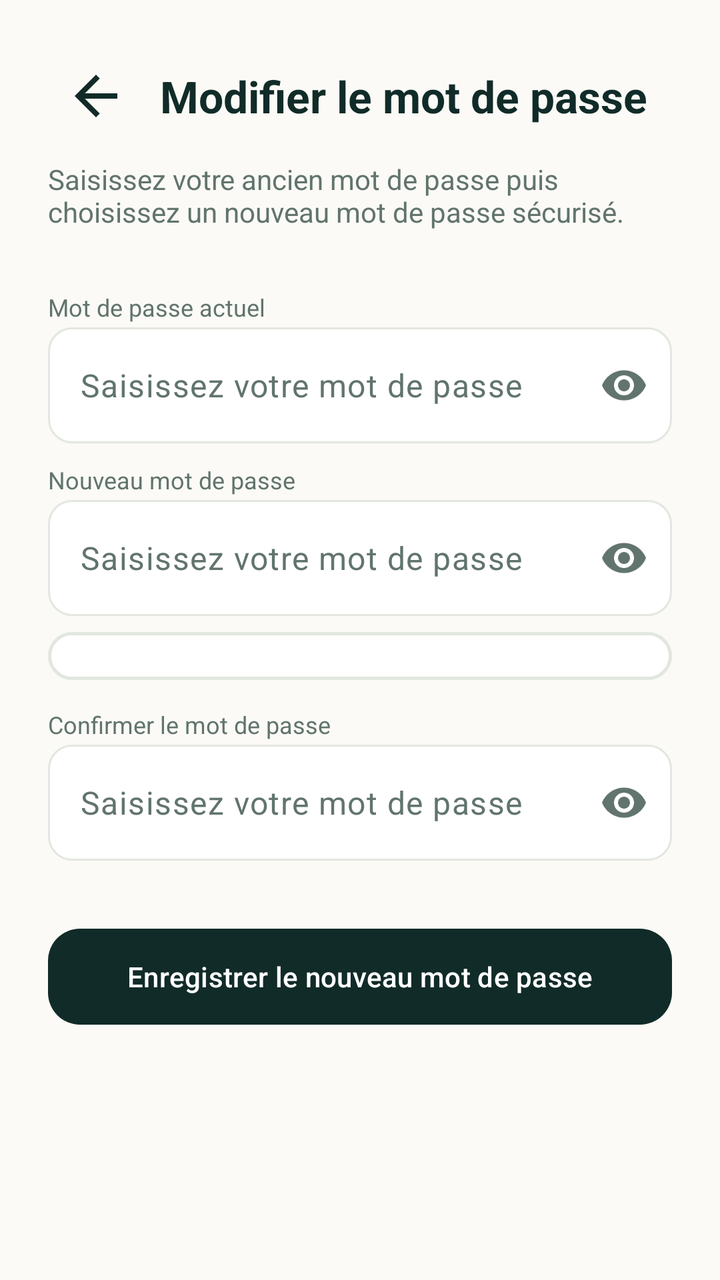
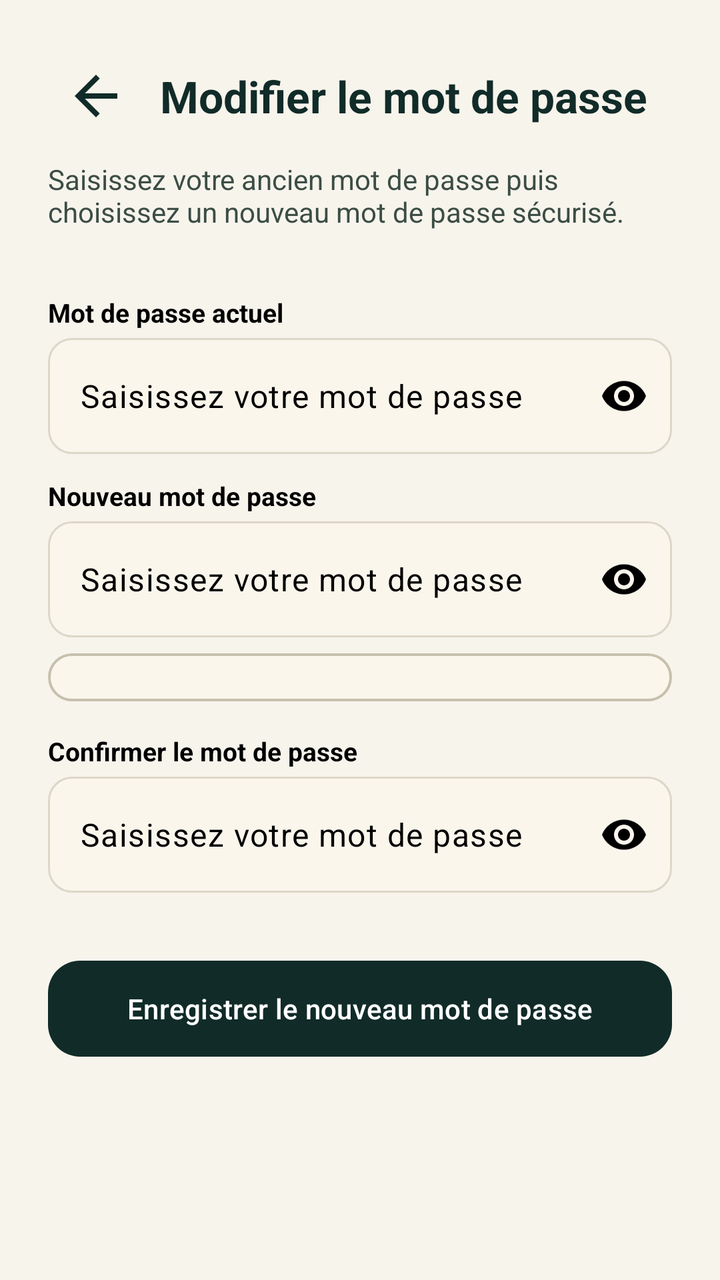

Two renders of the same Android screen: before a commit and after it. Below are the layout's source before the change and the commit's diff.
<!-- AndroidManifest.xml: application theme Theme.Masrouf1 -->
<!-- res/layout/activity_change_password.xml -->
<?xml version="1.0" encoding="utf-8"?>
<ScrollView xmlns:android="http://schemas.android.com/apk/res/android"
    xmlns:app="http://schemas.android.com/apk/res-auto"
    android:layout_width="match_parent"
    android:layout_height="match_parent"
    android:background="@color/cream"
    android:fillViewport="true"
    android:fitsSystemWindows="true">

    <LinearLayout
        android:layout_width="match_parent"
        android:layout_height="wrap_content"
        android:orientation="vertical"
        android:padding="24dp">

        
        <LinearLayout
            android:layout_width="match_parent"
            android:layout_height="wrap_content"
            android:gravity="center_vertical"
            android:orientation="horizontal"
            android:layout_marginBottom="8dp">

            <ImageView
                android:id="@+id/change_password_back"
                android:layout_width="48dp"
                android:layout_height="48dp"
                android:src="@drawable/ic_back"
                android:contentDescription="@string/back"
                android:padding="8dp"
                app:tint="@color/forest" />

            <TextView
                android:layout_width="0dp"
                android:layout_height="wrap_content"
                android:layout_weight="1"
                android:layout_marginStart="8dp"
                android:text="@string/change_password_title"
                android:textColor="@color/forest"
                android:textSize="22sp"
                android:textStyle="bold" />
        </LinearLayout>

        
        <TextView
            android:layout_width="match_parent"
            android:layout_height="wrap_content"
            android:layout_marginBottom="24dp"
            android:text="@string/change_password_desc"
            android:textColor="@color/muted_green"
            android:textSize="14sp" />

        
        <TextView
            style="@style/FormFieldLabel"
            android:labelFor="@id/current_password"
            android:text="@string/current_password" />

        <com.google.android.material.textfield.TextInputLayout
            android:layout_width="match_parent"
            android:layout_height="wrap_content"
            android:layout_marginBottom="4dp"
            app:endIconMode="password_toggle">

            <com.google.android.material.textfield.TextInputEditText
                android:id="@+id/current_password"
                android:layout_width="match_parent"
                android:layout_height="58dp"
                android:hint="@string/hint_password"
                android:inputType="textPassword"
                android:singleLine="true"
                android:textColor="@color/ink" />
        </com.google.android.material.textfield.TextInputLayout>

        
        <TextView
            style="@style/FormFieldLabel"
            android:labelFor="@id/new_password"
            android:text="@string/new_password" />

        <com.google.android.material.textfield.TextInputLayout
            android:layout_width="match_parent"
            android:layout_height="wrap_content"
            android:layout_marginBottom="4dp"
            app:endIconMode="password_toggle">

            <com.google.android.material.textfield.TextInputEditText
                android:id="@+id/new_password"
                android:layout_width="match_parent"
                android:layout_height="58dp"
                android:hint="@string/hint_password"
                android:inputType="textPassword"
                android:singleLine="true"
                android:textColor="@color/ink" />
        </com.google.android.material.textfield.TextInputLayout>

        
        <LinearLayout
            android:id="@+id/password_rules_container"
            android:layout_width="match_parent"
            android:layout_height="wrap_content"
            android:layout_marginTop="4dp"
            android:layout_marginBottom="8dp"
            android:orientation="vertical"
            android:background="@drawable/card_white_rounded"
            android:padding="12dp" />

        
        <TextView
            style="@style/FormFieldLabel"
            android:labelFor="@id/confirm_new_password"
            android:text="@string/confirm_password" />

        <com.google.android.material.textfield.TextInputLayout
            android:layout_width="match_parent"
            android:layout_height="wrap_content"
            android:layout_marginBottom="8dp"
            app:endIconMode="password_toggle">

            <com.google.android.material.textfield.TextInputEditText
                android:id="@+id/confirm_new_password"
                android:layout_width="match_parent"
                android:layout_height="58dp"
                android:hint="@string/hint_password"
                android:inputType="textPassword"
                android:singleLine="true"
                android:textColor="@color/ink" />
        </com.google.android.material.textfield.TextInputLayout>

        
        <com.google.android.material.card.MaterialCardView
            android:id="@+id/change_password_error_card"
            android:layout_width="match_parent"
            android:layout_height="wrap_content"
            android:layout_marginTop="8dp"
            android:visibility="gone"
            app:cardBackgroundColor="@color/danger_surface"
            app:cardCornerRadius="12dp"
            app:cardElevation="0dp"
            app:strokeColor="@color/coral"
            app:strokeWidth="1dp">

            <TextView
                android:id="@+id/change_password_error_text"
                android:layout_width="match_parent"
                android:layout_height="wrap_content"
                android:padding="14dp"
                android:textColor="@color/danger_text"
                android:textSize="14sp" />
        </com.google.android.material.card.MaterialCardView>

        
        <com.google.android.material.card.MaterialCardView
            android:id="@+id/change_password_success_card"
            android:layout_width="match_parent"
            android:layout_height="wrap_content"
            android:layout_marginTop="8dp"
            android:visibility="gone"
            app:cardBackgroundColor="@color/success_surface"
            app:cardCornerRadius="12dp"
            app:cardElevation="0dp">

            <TextView
                android:id="@+id/change_password_success_text"
                android:layout_width="match_parent"
                android:layout_height="wrap_content"
                android:padding="14dp"
                android:text="@string/password_changed_success"
                android:textColor="@color/emerald"
                android:textSize="14sp" />
        </com.google.android.material.card.MaterialCardView>

        
        <com.google.android.material.button.MaterialButton
            android:id="@+id/change_password_submit"
            android:layout_width="match_parent"
            android:layout_height="56dp"
            android:layout_marginTop="22dp"
            android:text="@string/save_password"
            android:textColor="@color/alabaster"
            app:backgroundTint="@color/forest"
            app:cornerRadius="16dp" />

    </LinearLayout>
</ScrollView>
<!-- resources referenced by this layout -->
<resources>
  <color name="cream">#FBFAF6</color>
  <color name="ink">#112B28</color>
  <color name="muted_green">#61746D</color>
  <!-- drawable card_white_rounded (drawable) -->
  <shape xmlns:android="http://schemas.android.com/apk/res/android" android:shape="rectangle">
      <solid android:color="@color/alabaster" />
      <corners android:radius="20dp" />
      <stroke android:width="1.5dp" android:color="@color/card_border" />
  </shape>
  <style name="FormFieldLabel">
          <item name="android:layout_width">match_parent</item>
          <item name="android:layout_height">wrap_content</item>
          <item name="android:layout_marginTop">6dp</item>
          <item name="android:layout_marginBottom">2dp</item>
          <item name="android:textColor">@color/muted_green</item>
          <item name="android:textSize">12sp</item>
      </style>
  <color name="card_border">#E2E7DF</color>
  <style name="Base.Theme.Masrouf1" parent="Theme.Material3.DayNight.NoActionBar">
          
          <item name="colorPrimary">@color/forest</item>
          <item name="colorOnPrimary">@color/alabaster</item>
          <item name="colorPrimaryContainer">@color/mint</item>
          <item name="colorOnPrimaryContainer">@color/forest</item>
          <item name="colorSecondary">@color/emerald</item>
          <item name="colorOnSecondary">@color/alabaster</item>
          <item name="colorSecondaryContainer">@color/mint_light</item>
          <item name="colorOnSecondaryContainer">@color/forest</item>
          <item name="colorTertiary">@color/mint_accent</item>
          <item name="colorOnTertiary">@color/forest</item>
          <item name="colorTertiaryContainer">@color/mint</item>
          <item name="colorOnTertiaryContainer">@color/forest</item>
  
          
          <item name="colorControlActivated">@color/emerald</item>
          <item name="colorControlHighlight">@color/mint</item>
          <item name="colorControlNormal">@color/muted_green</item>
          <item name="colorAccent">@color/emerald</item>
          <item name="android:colorAccent">@color/emerald</item>
          <item name="android:textColorHighlight">@color/mint</item>
  
          
          <item name="colorSurface">@color/alabaster</item>
          <item name="colorOnSurface">@color/forest</item>
          <item name="colorSurfaceVariant">@color/cream</item>
          <item name="colorOnSurfaceVariant">@color/muted_green</item>
          <item name="colorSurfaceContainerLowest">@color/alabaster</item>
          <item name="colorSurfaceContainerLow">@color/cream</item>
          <item name="colorSurfaceContainer">@color/cream</item>
          <item name="colorSurfaceContainerHigh">@color/mint</item>
          <item name="colorSurfaceContainerHighest">@color/mint</item>
          <item name="android:colorBackground">@color/cream</item>
          <item name="colorOnBackground">@color/forest</item>
  
          
          <item name="colorError">@color/coral</item>
          <item name="colorOnError">@color/alabaster</item>
  
          
          <item name="colorOutline">@color/card_border</item>
          <item name="colorOutlineVariant">@color/card_border</item>
  
          
          <item name="android:textColorPrimary">@color/forest</item>
          <item name="android:textColorSecondary">@color/muted_green</item>
          <item name="android:textColorHint">@color/muted_green</item>
  
          
          <item name="android:windowLightStatusBar">true</item>
          <item name="android:statusBarColor">@color/cream</item>
          <item name="android:navigationBarColor">@color/cream</item>
          <item name="android:windowBackground">@color/cream</item>
  
          
          <item name="android:colorEdgeEffect">@color/mint_accent</item>
  
          
          <item name="textInputStyle">@style/Widget.Masrouf.TextInputLayout</item>
          <item name="chipStyle">@style/Widget.Masrouf.Chip</item>
          <item name="materialButtonOutlinedStyle">@style/Widget.Masrouf.Button.Outlined</item>
          <item name="materialAlertDialogTheme">@style/ThemeOverlay.Masrouf.AlertDialog</item>
          
          <item name="editTextStyle">@style/Widget.Masrouf.EditText</item>
          
          <item name="android:textColor">@color/ink</item>
          
          <item name="materialButtonStyle">@style/Widget.Masrouf.Button.Material</item>
      </style>
  <color name="mint_accent">#85B8A5</color>
  <style name="Widget.Masrouf.TextInputLayout" parent="Widget.Material3.TextInputLayout.OutlinedBox">
          <item name="boxBackgroundColor">@color/alabaster</item>
          <item name="boxStrokeColor">@color/text_input_stroke_color</item>
          <item name="hintEnabled">false</item>
          <item name="hintTextColor">@color/text_input_label_color</item>
          <item name="android:textColorHint">@color/muted_green</item>
          <item name="boxCornerRadiusTopStart">12dp</item>
          <item name="boxCornerRadiusTopEnd">12dp</item>
          <item name="boxCornerRadiusBottomStart">12dp</item>
          <item name="boxCornerRadiusBottomEnd">12dp</item>
      </style>
  <style name="Widget.Masrouf.Chip" parent="Widget.Material3.Chip.Filter">
          <item name="chipBackgroundColor">@color/chip_background_color</item>
          <item name="chipStrokeColor">@color/chip_stroke_color</item>
          <item name="chipStrokeWidth">1dp</item>
          <item name="android:textColor">@color/forest</item>
          <item name="checkedIconTint">@color/emerald</item>
      </style>
  <style name="Widget.Masrouf.Button.Outlined" parent="Widget.Material3.Button.OutlinedButton">
          <item name="android:textColor">@color/forest</item>
          <item name="strokeColor">@color/forest</item>
          <item name="iconTint">@color/forest</item>
      </style>
  <style name="ThemeOverlay.Masrouf.AlertDialog" parent="ThemeOverlay.Material3.MaterialAlertDialog">
          <item name="colorPrimary">@color/forest</item>
          <item name="colorSecondary">@color/emerald</item>
          <item name="colorSurface">@color/alabaster</item>
          <item name="colorSurfaceContainerHigh">@color/alabaster</item>
          <item name="buttonBarPositiveButtonStyle">@style/Widget.Masrouf.DialogButton</item>
          <item name="buttonBarNegativeButtonStyle">@style/Widget.Masrouf.DialogButton</item>
          <item name="buttonBarNeutralButtonStyle">@style/Widget.Masrouf.DialogButton</item>
      </style>
  <style name="Widget.Masrouf.EditText" parent="Widget.AppCompat.EditText">
          <item name="android:textColor">@color/ink</item>
          <item name="android:textColorHint">@color/muted_green</item>
      </style>
  <style name="Widget.Masrouf.DialogButton" parent="Widget.Material3.Button.TextButton.Dialog">
          <item name="android:textColor">@color/emerald</item>
      </style>
  <!-- unchanged entries left out for length: 21 -->
</resources>

<!-- the commit's change to res/layout/activity_change_password.xml (unified diff, before → after) -->
@@ -60,7 +60,9 @@
             android:layout_width="match_parent"
             android:layout_height="wrap_content"
             android:layout_marginBottom="4dp"
-            app:endIconMode="password_toggle">
+            app:boxBackgroundColor="@color/form_beige"
+            app:endIconMode="password_toggle"
+            app:endIconTint="@color/black">
 
             <com.google.android.material.textfield.TextInputEditText
                 android:id="@+id/current_password"
@@ -69,7 +71,8 @@
                 android:hint="@string/hint_password"
                 android:inputType="textPassword"
                 android:singleLine="true"
-                android:textColor="@color/ink" />
+                android:textColor="@color/black"
+                android:textColorHint="@color/black" />
         </com.google.android.material.textfield.TextInputLayout>
 
         
@@ -82,7 +85,9 @@
             android:layout_width="match_parent"
             android:layout_height="wrap_content"
             android:layout_marginBottom="4dp"
-            app:endIconMode="password_toggle">
+            app:boxBackgroundColor="@color/form_beige"
+            app:endIconMode="password_toggle"
+            app:endIconTint="@color/black">
 
             <com.google.android.material.textfield.TextInputEditText
                 android:id="@+id/new_password"
@@ -91,7 +96,8 @@
                 android:hint="@string/hint_password"
                 android:inputType="textPassword"
                 android:singleLine="true"
-                android:textColor="@color/ink" />
+                android:textColor="@color/black"
+                android:textColorHint="@color/black" />
         </com.google.android.material.textfield.TextInputLayout>
 
         
@@ -102,7 +108,7 @@
             android:layout_marginTop="4dp"
             android:layout_marginBottom="8dp"
             android:orientation="vertical"
-            android:background="@drawable/card_white_rounded"
+            android:background="@drawable/bg_allocation_input"
             android:padding="12dp" />
 
         
@@ -115,7 +121,9 @@
             android:layout_width="match_parent"
             android:layout_height="wrap_content"
             android:layout_marginBottom="8dp"
-            app:endIconMode="password_toggle">
+            app:boxBackgroundColor="@color/form_beige"
+            app:endIconMode="password_toggle"
+            app:endIconTint="@color/black">
 
             <com.google.android.material.textfield.TextInputEditText
                 android:id="@+id/confirm_new_password"
@@ -124,7 +132,8 @@
                 android:hint="@string/hint_password"
                 android:inputType="textPassword"
                 android:singleLine="true"
-                android:textColor="@color/ink" />
+                android:textColor="@color/black"
+                android:textColorHint="@color/black" />
         </com.google.android.material.textfield.TextInputLayout>
 
         
<!-- resource entries referenced after the edit -->
@@ -1,100 +1,113 @@
 <!-- resources referenced by this layout -->
 <resources>
-  <color name="cream">#FBFAF6</color>
-  <color name="ink">#112B28</color>
-  <color name="muted_green">#61746D</color>
-  <!-- drawable card_white_rounded (drawable) -->
-  <shape xmlns:android="http://schemas.android.com/apk/res/android" android:shape="rectangle">
-      <solid android:color="@color/alabaster" />
-      <corners android:radius="20dp" />
-      <stroke android:width="1.5dp" android:color="@color/card_border" />
+  <color name="black">#FF000000</color>
+  <color name="cream">#F7F4EC</color>
+  <color name="form_beige">#FAF6EC</color>
+  <color name="muted_green">#3B4D45</color>
+  <!-- drawable bg_allocation_input (drawable) -->
+  <?xml version="1.0" encoding="utf-8"?>
+  <shape xmlns:android="http://schemas.android.com/apk/res/android"
+      android:shape="rectangle">
+      <solid android:color="@color/form_beige" />
+      <corners android:radius="12dp" />
+      <stroke
+          android:width="1.2dp"
+          android:color="@color/input_border" />
   </shape>
   <style name="FormFieldLabel">
           <item name="android:layout_width">match_parent</item>
           <item name="android:layout_height">wrap_content</item>
-          <item name="android:layout_marginTop">6dp</item>
-          <item name="android:layout_marginBottom">2dp</item>
-          <item name="android:textColor">@color/muted_green</item>
-          <item name="android:textSize">12sp</item>
-      </style>
-  <color name="card_border">#E2E7DF</color>
+          <item name="android:layout_marginTop">8dp</item>
+          <item name="android:layout_marginBottom">4dp</item>
+          <item name="android:textColor">@color/black</item>
+          <item name="android:textSize">13sp</item>
+          <item name="android:textStyle">bold</item>
+      </style>
+  <color name="input_border">#C7C0AE</color>
+  <color name="card_border">#DDD7C8</color>
   <style name="Base.Theme.Masrouf1" parent="Theme.Material3.DayNight.NoActionBar">
-          
           <item name="colorPrimary">@color/forest</item>
           <item name="colorOnPrimary">@color/alabaster</item>
           <item name="colorPrimaryContainer">@color/mint</item>
-          <item name="colorOnPrimaryContainer">@color/forest</item>
+          <item name="colorOnPrimaryContainer">@color/black</item>
           <item name="colorSecondary">@color/emerald</item>
           <item name="colorOnSecondary">@color/alabaster</item>
           <item name="colorSecondaryContainer">@color/mint_light</item>
-          <item name="colorOnSecondaryContainer">@color/forest</item>
-          <item name="colorTertiary">@color/mint_accent</item>
-          <item name="colorOnTertiary">@color/forest</item>
+          <item name="colorOnSecondaryContainer">@color/black</item>
+          <item name="colorTertiary">@color/emerald</item>
+          <item name="colorOnTertiary">@color/alabaster</item>
           <item name="colorTertiaryContainer">@color/mint</item>
-          <item name="colorOnTertiaryContainer">@color/forest</item>
+          <item name="colorOnTertiaryContainer">@color/black</item>
   
           
           <item name="colorControlActivated">@color/emerald</item>
           <item name="colorControlHighlight">@color/mint</item>
-          <item name="colorControlNormal">@color/muted_green</item>
+          <item name="colorControlNormal">@color/black</item>
           <item name="colorAccent">@color/emerald</item>
           <item name="android:colorAccent">@color/emerald</item>
           <item name="android:textColorHighlight">@color/mint</item>
   
           
           <item name="colorSurface">@color/alabaster</item>
-          <item name="colorOnSurface">@color/forest</item>
-          <item name="colorSurfaceVariant">@color/cream</item>
-          <item name="colorOnSurfaceVariant">@color/muted_green</item>
+          <item name="colorOnSurface">@color/black</item>
+          <item name="colorSurfaceVariant">@color/form_beige</item>
+          <item name="colorOnSurfaceVariant">@color/black</item>
           <item name="colorSurfaceContainerLowest">@color/alabaster</item>
-          <item name="colorSurfaceContainerLow">@color/cream</item>
-          <item name="colorSurfaceContainer">@color/cream</item>
-          <item name="colorSurfaceContainerHigh">@color/mint</item>
+          <item name="colorSurfaceContainerLow">@color/form_beige</item>
+          <item name="colorSurfaceContainer">@color/form_beige</item>
+          <item name="colorSurfaceContainerHigh">@color/form_beige</item>
           <item name="colorSurfaceContainerHighest">@color/mint</item>
           <item name="android:colorBackground">@color/cream</item>
-          <item name="colorOnBackground">@color/forest</item>
-  
-          
+          <item name="colorOnBackground">@color/black</item>
+  
           <item name="colorError">@color/coral</item>
           <item name="colorOnError">@color/alabaster</item>
-  
-          
-          <item name="colorOutline">@color/card_border</item>
+          <item name="colorOutline">@color/input_border</item>
           <item name="colorOutlineVariant">@color/card_border</item>
   
-          
-          <item name="android:textColorPrimary">@color/forest</item>
-          <item name="android:textColorSecondary">@color/muted_green</item>
-          <item name="android:textColorHint">@color/muted_green</item>
-  
-          
+          <item name="android:textColor">@color/black</item>
+          <item name="android:textColorPrimary">@color/black</item>
+          <item name="android:textColorSecondary">@color/black</item>
+          <item name="android:textColorHint">@color/black</item>
+          <item name="textColorAlertDialogListItem">@color/black</item>
+  
           <item name="android:windowLightStatusBar">true</item>
           <item name="android:statusBarColor">@color/cream</item>
           <item name="android:navigationBarColor">@color/cream</item>
           <item name="android:windowBackground">@color/cream</item>
-  
-          
-          <item name="android:colorEdgeEffect">@color/mint_accent</item>
+          <item name="android:colorEdgeEffect">@color/emerald</item>
   
           
           <item name="textInputStyle">@style/Widget.Masrouf.TextInputLayout</item>
+          <item name="editTextStyle">@style/Widget.Masrouf.EditText</item>
+          <item name="spinnerStyle">@style/Widget.Masrouf.Spinner</item>
+          <item name="android:spinnerStyle">@style/Widget.Masrouf.Spinner</item>
+          <item name="spinnerDropDownItemStyle">@style/Widget.Masrouf.SpinnerDropDownItem</item>
+          <item name="android:spinnerDropDownItemStyle">@style/Widget.Masrouf.SpinnerDropDownItem</item>
+          <item name="checkboxStyle">@style/Widget.Masrouf.CheckBox</item>
+          <item name="radioButtonStyle">@style/Widget.Masrouf.RadioButton</item>
+          <item name="android:checkedTextViewStyle">@style/Widget.Masrouf.CheckedTextView</item>
           <item name="chipStyle">@style/Widget.Masrouf.Chip</item>
+          <item name="materialButtonStyle">@style/Widget.Masrouf.Button.Material</item>
           <item name="materialButtonOutlinedStyle">@style/Widget.Masrouf.Button.Outlined</item>
+  
+          
+          <item name="alertDialogTheme">@style/ThemeOverlay.Masrouf.AlertDialog</item>
+          <item name="android:alertDialogTheme">@style/ThemeOverlay.Masrouf.AlertDialog</item>
           <item name="materialAlertDialogTheme">@style/ThemeOverlay.Masrouf.AlertDialog</item>
-          
-          <item name="editTextStyle">@style/Widget.Masrouf.EditText</item>
-          
-          <item name="android:textColor">@color/ink</item>
-          
-          <item name="materialButtonStyle">@style/Widget.Masrouf.Button.Material</item>
-      </style>
-  <color name="mint_accent">#85B8A5</color>
+          <item name="android:datePickerDialogTheme">@style/ThemeOverlay.Masrouf.DatePicker</item>
+          <item name="bottomSheetDialogTheme">@style/ThemeOverlay.Masrouf.BottomSheet</item>
+      </style>
   <style name="Widget.Masrouf.TextInputLayout" parent="Widget.Material3.TextInputLayout.OutlinedBox">
-          <item name="boxBackgroundColor">@color/alabaster</item>
+          <item name="boxBackgroundColor">@color/form_beige</item>
+          <item name="boxBackgroundMode">outline</item>
           <item name="boxStrokeColor">@color/text_input_stroke_color</item>
+          <item name="cursorColor">@color/emerald</item>
+          <item name="endIconTint">@color/black</item>
+          <item name="startIconTint">@color/black</item>
           <item name="hintEnabled">false</item>
-          <item name="hintTextColor">@color/text_input_label_color</item>
-          <item name="android:textColorHint">@color/muted_green</item>
+          <item name="hintTextColor">@color/black</item>
+          <item name="android:textColorHint">@color/black</item>
           <item name="boxCornerRadiusTopStart">12dp</item>
           <item name="boxCornerRadiusTopEnd">12dp</item>
           <item name="boxCornerRadiusBottomStart">12dp</item>
@@ -104,29 +117,100 @@
           <item name="chipBackgroundColor">@color/chip_background_color</item>
           <item name="chipStrokeColor">@color/chip_stroke_color</item>
           <item name="chipStrokeWidth">1dp</item>
-          <item name="android:textColor">@color/forest</item>
+          <item name="android:textColor">@color/black</item>
           <item name="checkedIconTint">@color/emerald</item>
       </style>
   <style name="Widget.Masrouf.Button.Outlined" parent="Widget.Material3.Button.OutlinedButton">
-          <item name="android:textColor">@color/forest</item>
-          <item name="strokeColor">@color/forest</item>
-          <item name="iconTint">@color/forest</item>
+          <item name="android:minHeight">48dp</item>
+          <item name="backgroundTint">@color/form_beige</item>
+          <item name="android:textColor">@color/black</item>
+          <item name="strokeColor">@color/input_border</item>
+          <item name="iconTint">@color/black</item>
       </style>
   <style name="ThemeOverlay.Masrouf.AlertDialog" parent="ThemeOverlay.Material3.MaterialAlertDialog">
           <item name="colorPrimary">@color/forest</item>
           <item name="colorSecondary">@color/emerald</item>
-          <item name="colorSurface">@color/alabaster</item>
-          <item name="colorSurfaceContainerHigh">@color/alabaster</item>
-          <item name="buttonBarPositiveButtonStyle">@style/Widget.Masrouf.DialogButton</item>
-          <item name="buttonBarNegativeButtonStyle">@style/Widget.Masrouf.DialogButton</item>
-          <item name="buttonBarNeutralButtonStyle">@style/Widget.Masrouf.DialogButton</item>
+          <item name="colorControlActivated">@color/emerald</item>
+          <item name="colorSurface">@color/form_beige</item>
+          <item name="colorSurfaceContainerHigh">@color/form_beige</item>
+          <item name="android:windowBackground">@drawable/bg_dropdown_beige</item>
+          <item name="android:textColor">@color/black</item>
+          <item name="android:textColorPrimary">@color/black</item>
+          <item name="android:textColorSecondary">@color/black</item>
+          <item name="textColorAlertDialogListItem">@color/black</item>
+          <item name="buttonBarPositiveButtonStyle">@style/Widget.Masrouf.DialogButton.Positive</item>
+          <item name="buttonBarNegativeButtonStyle">@style/Widget.Masrouf.DialogButton.Negative</item>
+          <item name="buttonBarNeutralButtonStyle">@style/Widget.Masrouf.DialogButton.Negative</item>
+      </style>
+  <style name="ThemeOverlay.Masrouf.DatePicker" parent="ThemeOverlay.Material3.MaterialCalendar">
+          <item name="colorPrimary">@color/emerald</item>
+          <item name="colorOnPrimary">@color/alabaster</item>
+          <item name="colorSecondary">@color/forest</item>
+          <item name="colorOnSecondary">@color/alabaster</item>
+          <item name="colorSurface">@color/form_beige</item>
+          <item name="colorOnSurface">@color/black</item>
+          <item name="colorSurfaceContainerHigh">@color/form_beige</item>
+          <item name="android:colorAccent">@color/emerald</item>
+          <item name="android:headerBackground">@color/forest</item>
+          <item name="android:textColorPrimary">@color/black</item>
+          <item name="android:textColorSecondary">@color/black</item>
+          <item name="buttonBarPositiveButtonStyle">@style/Widget.Masrouf.DialogButton.Positive</item>
+          <item name="buttonBarNegativeButtonStyle">@style/Widget.Masrouf.DialogButton.Negative</item>
+      </style>
+  <style name="ThemeOverlay.Masrouf.BottomSheet" parent="ThemeOverlay.Material3.BottomSheetDialog">
+          <item name="colorPrimary">@color/emerald</item>
+          <item name="colorSurface">@color/form_beige</item>
+          <item name="colorSurfaceContainerLow">@color/form_beige</item>
+          <item name="android:textColor">@color/black</item>
+          <item name="android:textColorPrimary">@color/black</item>
+      </style>
+  <!-- drawable bg_dropdown_beige (drawable) -->
+  <?xml version="1.0" encoding="utf-8"?>
+  <shape xmlns:android="http://schemas.android.com/apk/res/android"
+      android:shape="rectangle">
+      <solid android:color="@color/form_beige" />
+      <corners android:radius="14dp" />
+      <stroke
+          android:width="1.2dp"
+          android:color="@color/input_border" />
+  </shape>
+  <style name="Widget.Masrouf.DialogButton.Positive" parent="Widget.Material3.Button">
+          <item name="backgroundTint">@color/emerald</item>
+          <item name="android:textColor">@color/alabaster</item>
+          <item name="cornerRadius">12dp</item>
+      </style>
+  <style name="Widget.Masrouf.DialogButton.Negative" parent="Widget.Material3.Button.OutlinedButton">
+          <item name="backgroundTint">@color/form_beige</item>
+          <item name="android:textColor">@color/black</item>
+          <item name="strokeColor">@color/input_border</item>
+          <item name="cornerRadius">12dp</item>
       </style>
   <style name="Widget.Masrouf.EditText" parent="Widget.AppCompat.EditText">
-          <item name="android:textColor">@color/ink</item>
-          <item name="android:textColorHint">@color/muted_green</item>
-      </style>
-  <style name="Widget.Masrouf.DialogButton" parent="Widget.Material3.Button.TextButton.Dialog">
-          <item name="android:textColor">@color/emerald</item>
+          <item name="android:textColor">@color/black</item>
+          <item name="android:textColorHint">@color/black</item>
+          <item name="android:background">@drawable/bg_allocation_input</item>
+      </style>
+  <style name="Widget.Masrouf.Spinner" parent="Widget.AppCompat.Spinner">
+          <item name="android:popupBackground">@drawable/bg_dropdown_beige</item>
+          <item name="android:background">@drawable/bg_allocation_input</item>
+      </style>
+  <style name="Widget.Masrouf.SpinnerDropDownItem" parent="Widget.AppCompat.DropDownItem.Spinner">
+          <item name="android:textColor">@color/black</item>
+          <item name="android:background">@color/form_beige</item>
+          <item name="android:minHeight">48dp</item>
+      </style>
+  <style name="Widget.Masrouf.CheckBox" parent="Widget.Material3.CompoundButton.CheckBox">
+          <item name="buttonTint">@color/masrouf_check_tint</item>
+          <item name="android:textColor">@color/black</item>
+      </style>
+  <style name="Widget.Masrouf.RadioButton" parent="Widget.Material3.CompoundButton.RadioButton">
+          <item name="buttonTint">@color/masrouf_check_tint</item>
+          <item name="android:textColor">@color/black</item>
+      </style>
+  <style name="Widget.Masrouf.CheckedTextView" parent="Widget.AppCompat.TextView">
+          <item name="android:textColor">@color/black</item>
+          <item name="android:background">@color/form_beige</item>
+          <item name="android:checkMarkTint">@color/emerald</item>
       </style>
   <!-- unchanged entries left out for length: 21 -->
 </resources>
